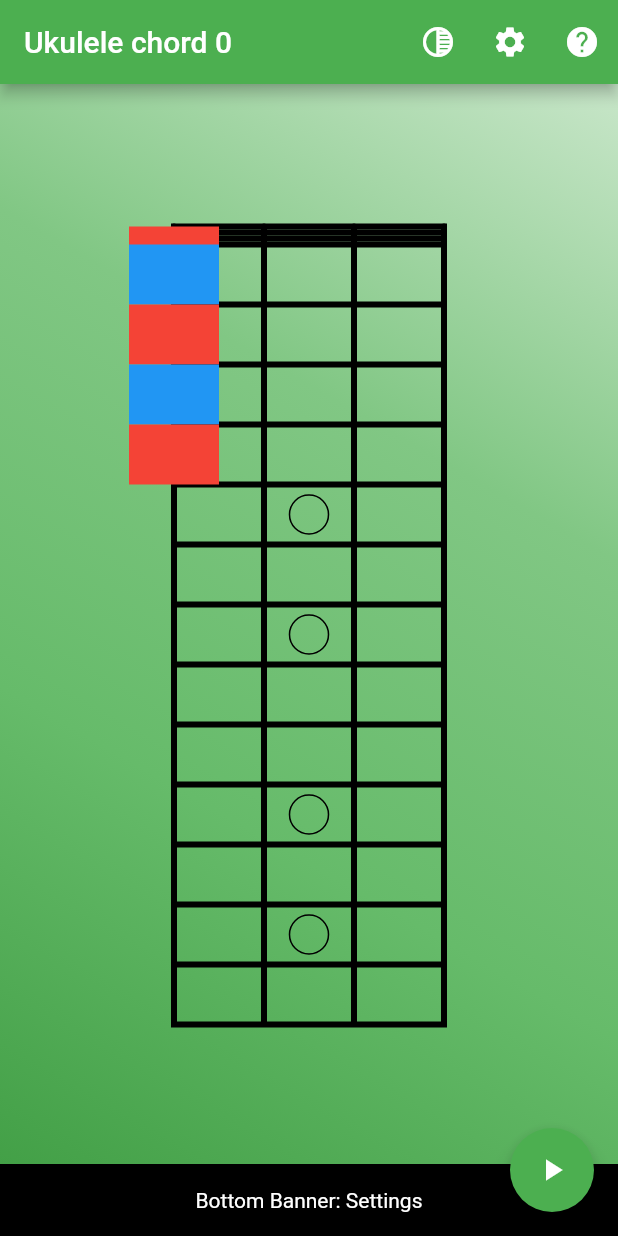
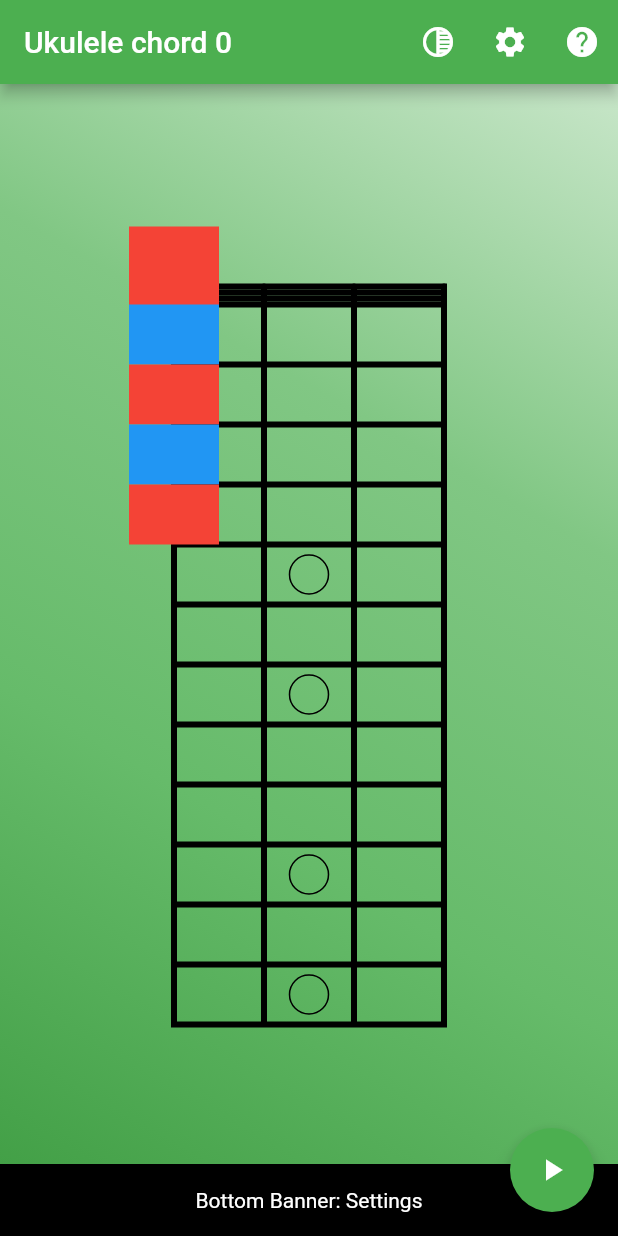
Before and after one commit to stephaneworkspace/ukulele2tracker, a Flutter app: the screen it shows after launch, after a tap on the "settings" icon, on a phone screen of 412 x 824 dp. Run offline on Flutter 3.47's test engine with Material 2 defaults, Android fonts, the phone set to English and light mode, and no system bars; missing offline and left inert: flutter_midi, positioned_tap_detector.

```diff
--- a/lib/uku_hitbox.dart
+++ b/lib/uku_hitbox.dart
@@ -1,9 +1,10 @@
 class UkuHitBox {
+  //final pYBegin = 40.0;
   final pXDiv6 = 300.0 / 5; // final pXDiv6 = size.width / 5;
   final pY0Min = 0.0; //
-  final pY0Max = 14.0; // pYBegin + (strokeWidth * 3) + 2.0
+  final pY0Max = 40.0 + 14.0; // pYBegin + (strokeWidth * 3) + 2.0
   final _espacementY = 40.0;
-  final pYBeginLigne1 = 12.0; //pYBegin + (strokeWidth * 3);
+  final pYBeginLigne1 = 40.0 + 12.0; //pYBegin + (strokeWidth * 3);
 
   // pXDiv6 + (pXDiv6 / 2)
 
--- a/lib/uku_tabs.dart
+++ b/lib/uku_tabs.dart
@@ -20,7 +20,7 @@ class UkuTabs extends CustomPainter {
     // x | | | | x // = 5 { x = margin}
     final pXDiv6 = size.width / 5; // 4 chord + margin
     final pXDiv2 = size.width / 2; // for print round helper black
-    final pYBegin = 0.0;
+    final pYBegin = 40.0;
     final pYEnd = size.height;
     final strokeWidth = 4.0; // Grid black
     final strokeLigne0Width = 3.0; // Round withe
@@ -80,8 +80,8 @@ class UkuTabs extends CustomPainter {
       Offset(pXDiv6 * 4, pYBeginLigne1 + (_espacementY * 11)),
       Offset(pXDiv6 * 1, pYBeginLigne1 + (_espacementY * 12)),
       Offset(pXDiv6 * 4, pYBeginLigne1 + (_espacementY * 12)),
-      Offset(pXDiv6 * 1, pYBeginLigne1 + (_espacementY * 13)),
-      Offset(pXDiv6 * 4, pYBeginLigne1 + (_espacementY * 13)),
+      //Offset(pXDiv6 * 1, pYBeginLigne1 + (_espacementY * 13)),
+      //Offset(pXDiv6 * 4, pYBeginLigne1 + (_espacementY * 13)),
     ];
     paint = Paint()
       ..color = Colors.black
@@ -154,12 +154,12 @@ class UkuTabs extends CustomPainter {
   /// pXDiv6 = 4 chord + margin (see upper in paint method)
   Offset printCircle(int y, int x, double pXDiv6, ) {
     final strokeWidth = 4.0;
-    final pYBegin = 0.0;
+    final pYBegin = 40.0;
     final pYBeginLigne0 = pYBegin + ((strokeWidth * 3) / 2); // Round withe / black
     final pYBeginLigne1 = pYBegin + (strokeWidth * 3); // Round black
     switch(y) {
       case 0:
-        return Offset(pXDiv6 * x.toDouble(), pYBeginLigne0);
+        return Offset(pXDiv6 * x.toDouble(), pYBeginLigne0 - 30.0);
       default:
         return Offset(pXDiv6 * x.toDouble(), (pYBeginLigne1 + (_espacementY * (y.toDouble() - 1.0)) + _espacementY / 2.0));
     }
```
